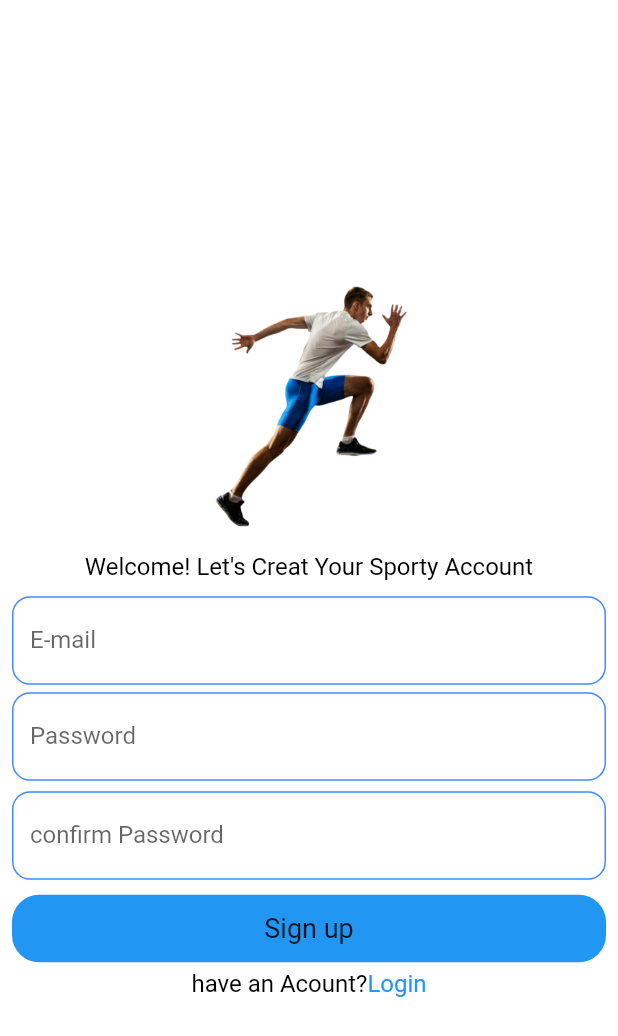
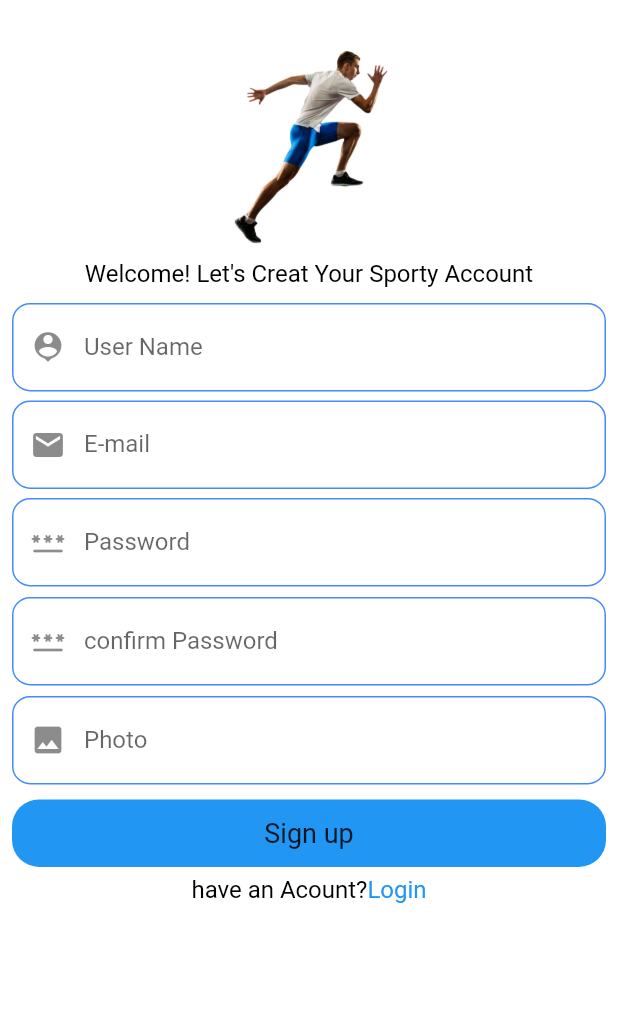
Before and after one commit to yusufabdo20/sporty, a Flutter app: the SignUpScreen screen opened by its route, on a phone screen of 412 x 824 dp. Shown: the top 1036 px of the screen. Run offline on Flutter 3.47's test engine with Material 2 defaults, Android fonts, the phone set to English and light mode, and no system bars; our stand-ins replace animated_splash_screen, firebase_core; accounts and stored records are empty.

```diff
--- a/lib/screens/login_screen.dart
+++ b/lib/screens/login_screen.dart
@@ -35,6 +35,7 @@ class LoginScreen extends StatelessWidget {
               CustomformTextField(
                 hintText: 'E-mail',
                 label: Text('E-mail'),
+                prefixIcon: Icon(Icons.email),
               ),
               const SizedBox(
                 height: 5,
@@ -42,7 +43,8 @@ class LoginScreen extends StatelessWidget {
               CustomformTextField(
                 hintText: 'Password',
                 obsecureText: true,
-                 label: Text('Password'),
+                label: Text('Password'),
+                prefixIcon: Icon(Icons.password_rounded),
               ),
               const SizedBox(
                 height: 10,
--- a/lib/screens/signup_screen.dart
+++ b/lib/screens/signup_screen.dart
@@ -11,7 +11,7 @@ class SignUpScreen extends StatelessWidget {
   Widget build(BuildContext context) {
     return Scaffold(
       backgroundColor: Colors.white,
-      body: SafeArea(
+      body: SingleChildScrollView(
         child: Padding(
           padding: const EdgeInsets.all(8.0),
           child: Column(
@@ -19,11 +19,11 @@ class SignUpScreen extends StatelessWidget {
             children: [
               Image.asset(
                 'assets/images/logo.png',
-                width: 500,
-                height: 200,
+                width: 240,
+                // height: 200,
               ),
               const SizedBox(
-                height: 10,
+                height: 5,
               ),
               const Text(
                 'Welcome! Let\'s Creat Your Sporty Account',
@@ -33,15 +33,26 @@ class SignUpScreen extends StatelessWidget {
                 height: 10,
               ),
               CustomformTextField(
-                hintText: 'E-mail',
-                 label: Text('E-mail'),
+                hintText: 'User Name',
+                label: const Text('User Name'),
+                prefixIcon: const Icon(Icons.person_pin),
               ),
               const SizedBox(
-                height: 5,
+                height: 6,
               ),
               CustomformTextField(
+                hintText: 'E-mail',
+                label: const Text('E-mail'),
+                prefixIcon: const Icon(Icons.email),
+              ),
+              const SizedBox(
+                height: 6,
+              ),
+
+              CustomformTextField(
                 hintText: 'Password',
-                label: Text('Password'),
+                label: const Text('Password'),
+                prefixIcon: const Icon(Icons.password_rounded),
               ),
               const SizedBox(
                 height: 7,
@@ -49,7 +60,21 @@ class SignUpScreen extends StatelessWidget {
               CustomformTextField(
                 hintText: 'confirm your Password',
                 obsecureText: true,
-                label: Text('confirm Password'),
+                label: const Text('confirm Password'),
+                prefixIcon: const Icon(Icons.password_rounded),
+              ),
+              const SizedBox(
+                height: 7,
+              ),
+              GestureDetector(
+                onTap: () {},
+                child: CustomformTextField(
+                  hintText: 'Pick Up your Image',
+                  label: const Text('Photo'),
+                  prefixIcon: GestureDetector(
+                      onTap: () {}, child: const Icon(Icons.photo)),
+                  // suffix:,
+                ),
               ),
               const SizedBox(
                 height: 10,
@@ -60,7 +85,7 @@ class SignUpScreen extends StatelessWidget {
               ),
               // ignore: prefer_const_constructors
               SizedBox(
-                height: 5,
+                height: 6,
               ),
               Row(
                 mainAxisAlignment: MainAxisAlignment.center,
--- a/lib/widgets/custom_text_field.dart
+++ b/lib/widgets/custom_text_field.dart
@@ -3,11 +3,13 @@ import 'package:flutter/material.dart';
 
 class CustomformTextField extends StatelessWidget {
   CustomformTextField(
-      {this.onChange, this.label, this.hintText, this.obsecureText = false});
+      {this.onChange, this.label,this.prefixIcon,this.suffix , this.hintText, this.obsecureText = false});
   String? hintText;
   Widget? label;
   Function(String)? onChange;
   bool? obsecureText;
+  Widget? prefixIcon;
+  Widget? suffix;
 
   @override
   Widget build(BuildContext context) {
@@ -20,6 +22,8 @@ class CustomformTextField extends StatelessWidget {
       },
       onChanged: onChange,
       decoration: InputDecoration(
+        prefixIcon: prefixIcon,
+        suffix: suffix,
         label: label,
         hintText: hintText,
         enabledBorder: const OutlineInputBorder(
```
Also changed, not shown: lib/main.dart (+9 -2 lines), lib/screens/home_screen.dart (added, +11 -0 lines), lib/screens/joined_envent_screen.dart (added, +11 -0 lines), lib/screens/profile_screen.dart (added, +11 -0 lines).
